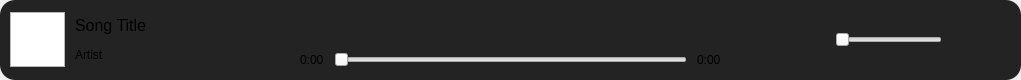
MilanJzo/eda-mp3, file src/frontend/controls.ui: the form before one commit.
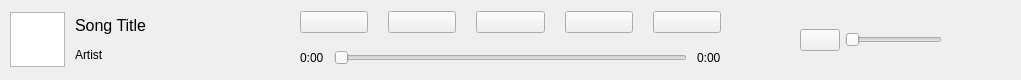
The form after the commit. Icons and pictures are not drawn.

What changed in the file:
```diff
--- a/src/frontend/controls.ui
+++ b/src/frontend/controls.ui
@@ -44,26 +44,7 @@
       </size>
      </property>
      <property name="styleSheet">
-      <string notr="true">#content {
-	border-radius: 15px;
-	background-color: rgb(35, 35, 35);
-}
-
-QPushButton {
-	min-width: 30px;
-	max-width: 30px;
-	min-height: 30px;
-	max-height: 30px;
-
-	border: none;
-	border-radius: 15px;
-
-	background-color: rgb(35, 35, 35);
-}
-
-QPushButton:hover {
-	background-color: rgb(53, 53, 53);
-}</string>
+      <string notr="true"/>
      </property>
      <layout class="QHBoxLayout" name="horizontalLayout_4">
       <property name="spacing">
```
Left out of the diff: 16 changed lines with no effect on the pictures.
